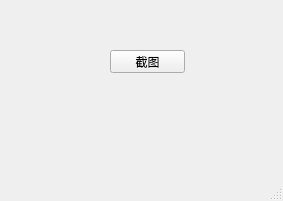
First picture: the form in mainwindow.ui, repository xieyingqi/screenshot, before the edit.
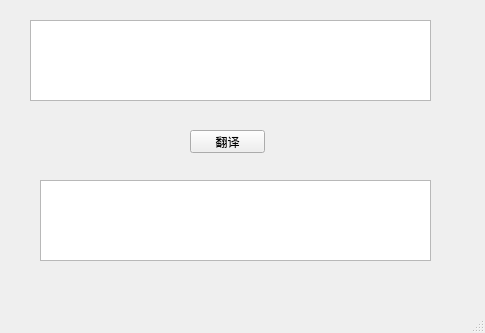
Second picture: the form after the edit.

```diff
--- a/mainwindow.ui
+++ b/mainwindow.ui
@@ -6,8 +6,8 @@
    <rect>
     <x>0</x>
     <y>0</y>
-    <width>283</width>
-    <height>201</height>
+    <width>485</width>
+    <height>333</height>
    </rect>
   </property>
   <property name="windowTitle">
@@ -17,14 +17,34 @@
    <widget class="QPushButton" name="start">
     <property name="geometry">
      <rect>
-      <x>110</x>
-      <y>50</y>
+      <x>190</x>
+      <y>130</y>
       <width>75</width>
       <height>23</height>
      </rect>
     </property>
     <property name="text">
-     <string>截图</string>
+     <string>翻译</string>
+    </property>
+   </widget>
+   <widget class="QTextEdit" name="ocr_res">
+    <property name="geometry">
+     <rect>
+      <x>30</x>
+      <y>20</y>
+      <width>401</width>
+      <height>81</height>
+     </rect>
+    </property>
+   </widget>
+   <widget class="QTextEdit" name="translate_res">
+    <property name="geometry">
+     <rect>
+      <x>40</x>
+      <y>180</y>
+      <width>391</width>
+      <height>81</height>
+     </rect>
     </property>
    </widget>
   </widget>
```
Left out of the diff: 4 changed lines with no effect on the pictures.
